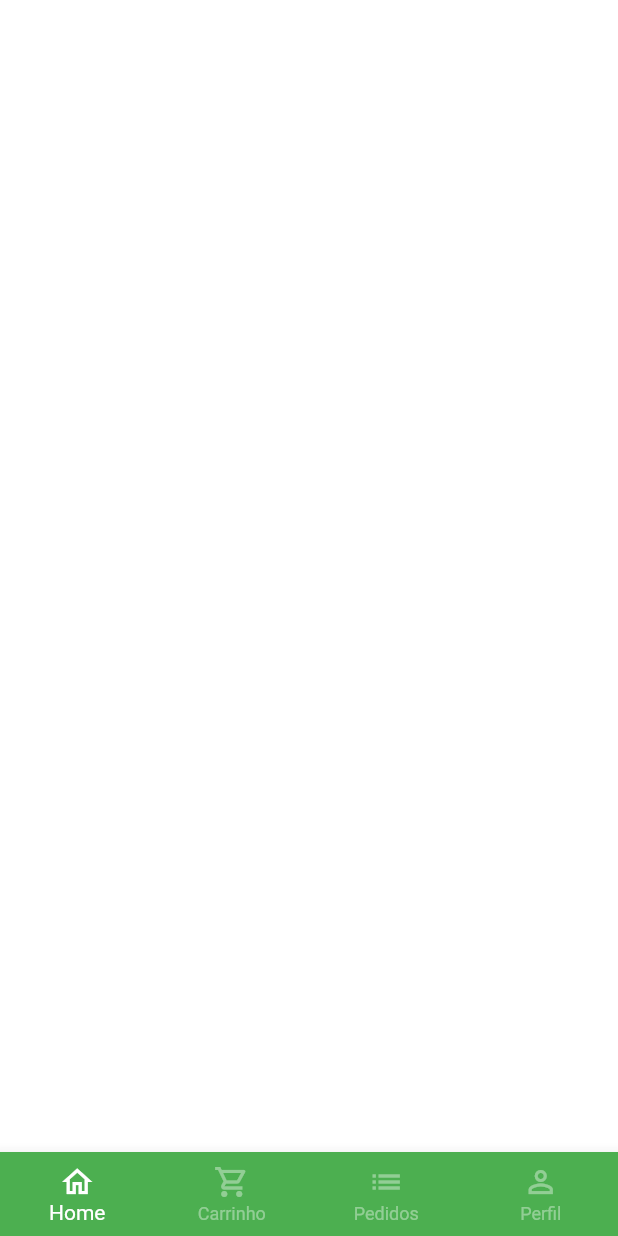
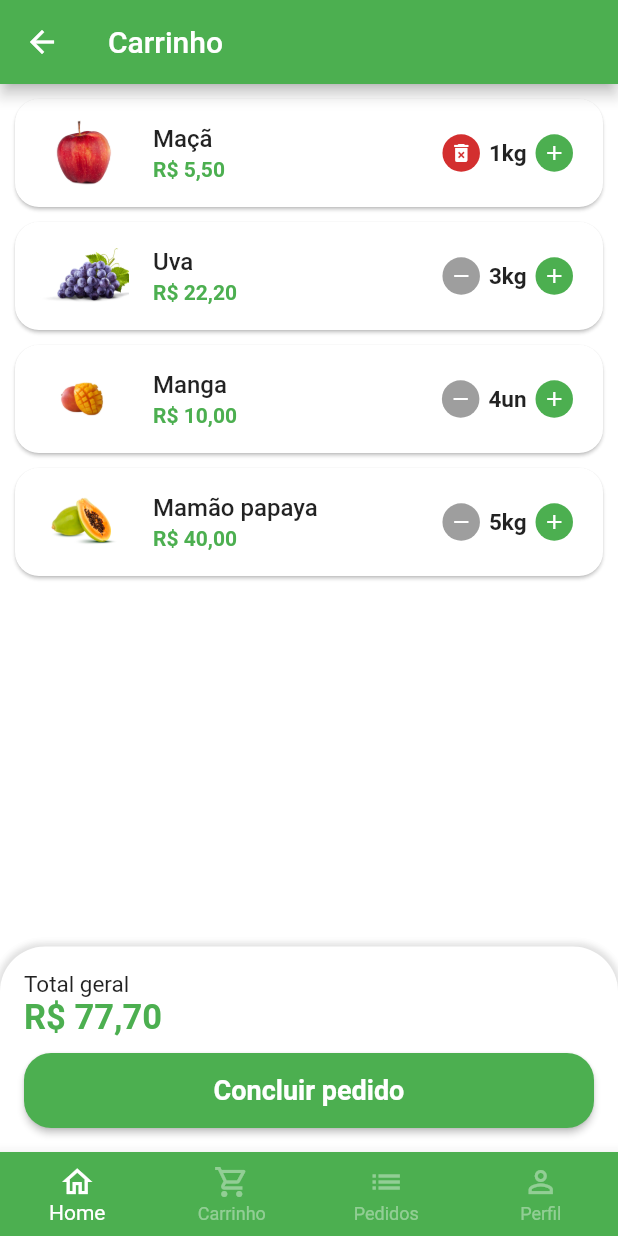
Before and after one commit to KaueSena01/GreenGrocer_Course, a Flutter app: the BaseScreen screen opened directly, swiped to page 2, on a phone screen of 412 x 824 dp. Run offline on Flutter 3.47's test engine with Material 2 defaults, Android fonts, the phone set to English and light mode, and no system bars; our stand-ins replace animated_text_kit, badges, mask_text_input_formatter.

Commit message:
feature: Criação da página do carrinho

```diff
--- a/lib/src/config/app_data.dart
+++ b/lib/src/config/app_data.dart
@@ -1,3 +1,4 @@
+import 'package:greengrocer_course/src/models/cart_item_model.dart';
 import 'package:greengrocer_course/src/models/item_model.dart';
 
 ItemModel apple = ItemModel(
@@ -63,6 +64,25 @@ List<ItemModel> items = [
   papaya
 ];
 
+List<CartItemModel> cartItem = [
+  CartItemModel(
+    item: apple,
+    quantity: 1
+  ),
+  CartItemModel(
+    item: grape,
+    quantity: 3
+  ),
+  CartItemModel(
+    item: mango,
+    quantity: 4
+  ),
+  CartItemModel(
+    item: papaya,
+    quantity: 5
+  ),
+];
+
 List<String> categories = [
   'Frutas',
   'Grãos',
--- /dev/null
+++ b/lib/src/models/cart_item_model.dart
@@ -0,0 +1,13 @@
+import 'package:greengrocer_course/src/models/item_model.dart';
+
+class CartItemModel {
+  ItemModel item;
+  int quantity;
+
+  CartItemModel({
+    required this.item,
+    required this.quantity
+  });
+
+  totalPrice() => item.price * quantity;
+}
--- a/lib/src/pages/base/base_screen.dart
+++ b/lib/src/pages/base/base_screen.dart
@@ -1,5 +1,6 @@
 import 'package:flutter/material.dart';
 import 'package:greengrocer_course/src/config/custom_colors.dart';
+import 'package:greengrocer_course/src/pages/cart/cart_tab.dart';
 
 import '../home/home_tab.dart';
 
@@ -22,8 +23,8 @@ class _BaseScreenState extends State<BaseScreen> {
           physics: const NeverScrollableScrollPhysics(),
           controller: pageController,
           children: [
-            HomeTab(),
-            Container(color: Colors.white),
+            const HomeTab(),
+            CartTab(),
             Container(color: Colors.blue),
             Container(color: Colors.purple),
           ],
--- /dev/null
+++ b/lib/src/pages/cart/cart_tab.dart
@@ -0,0 +1,132 @@
+import 'package:flutter/material.dart';
+import 'package:greengrocer_course/src/config/custom_colors.dart';
+import 'package:greengrocer_course/src/models/cart_item_model.dart';
+import 'package:greengrocer_course/src/pages/cart/components/cart_tile.dart';
+import 'package:greengrocer_course/src/services/utils_services.dart';
+import 'package:greengrocer_course/src/config/app_data.dart' as app_data;
+
+class CartTab extends StatefulWidget {
+  const CartTab({ Key? key }) : super(key: key);
+
+  @override
+  State<CartTab> createState() => _CartTabState();
+}
+
+class _CartTabState extends State<CartTab> {
+  final UtilServices utilServices = UtilServices();
+
+  void removeItemFromCart(CartItemModel cartItem) {
+    setState(() {
+      app_data.cartItem.remove(cartItem);
+    });
+  }
+
+  double cartTotalPrice() {
+    double total = 0;
+
+    for(var item in app_data.cartItem) {
+      total += item.totalPrice();
+    }
+
+    return total;
+  }
+
+  @override
+  Widget build(BuildContext context) {
+    return Scaffold(
+      appBar: AppBar(
+        title: const Text('Carrinho'),
+      ),
+      body: Column(
+        children: [
+          Expanded(
+            child: ListView.builder(
+              itemCount: app_data.cartItem.length,
+              itemBuilder: (_, index) {
+                return CartTile(
+                  cartItem: app_data.cartItem[index],
+                  remove: removeItemFromCart
+                );
+              }
+            )
+          ),
+          const SizedBox(height: 20),
+          Container(
+            padding: const EdgeInsets.all(16),
+            decoration: BoxDecoration(
+              color: Colors.white,
+              borderRadius: const BorderRadius.vertical(
+                top: Radius.circular(30)
+              ),
+              boxShadow: [
+                BoxShadow(
+                  color: Colors.grey.shade300,
+                  blurRadius: 3,
+                  spreadRadius: 2
+                )
+              ]
+            ),
+            child: Column(
+              crossAxisAlignment: CrossAxisAlignment.stretch,
+              children: [
+                const Text('Total geral', style: TextStyle(fontSize: 15)),
+                Text(utilServices.priceToCurrency(cartTotalPrice()), style: TextStyle(color: CustomColors.customPrimaryColor, fontSize: 23, fontWeight: FontWeight.bold)),
+                const SizedBox(height: 10),
+                SizedBox(
+                  height: 50,
+                  child: ElevatedButton(
+                    style: ElevatedButton.styleFrom(
+                      primary: CustomColors.customPrimaryColor,
+                      shape: RoundedRectangleBorder(
+                        borderRadius: BorderRadius.circular(18)
+                      )
+                    ),
+                    onPressed: () async {
+                      bool? result =  await showOrderConfirmation();
+                      print(result);
+                    },
+                    child: const Text('Concluir pedido', style: TextStyle(fontSize: 18, fontWeight: FontWeight.bold))
+                  ),
+                )
+              ],
+            ),
+         )
+        ],
+      ),
+    );
+  }
+
+  Future<bool?> showOrderConfirmation() {
+    return showDialog<bool>(
+      context: context,
+      builder: (context) {
+        return AlertDialog(
+          shape: RoundedRectangleBorder(
+            borderRadius: BorderRadius.circular(20)
+          ),
+          title: const Text('Confirmação'),
+          content: const Text('Deseja realmente concluir o pedido?'),
+          actions: [
+            TextButton(
+              onPressed: () {
+                Navigator.of(context).pop(false);
+              },
+              child: const Text('Não')
+            ),
+            ElevatedButton(
+              style: ElevatedButton.styleFrom(
+                shape: RoundedRectangleBorder(
+                  borderRadius: BorderRadius.circular(20)
+                ),
+              ),
+              onPressed: () {
+                Navigator.of(context).pop(true);
+              },
+              child: const Text('Sim')
+            )
+          ],
+        );
+      }
+    );
+  }
+}
--- /dev/null
+++ b/lib/src/pages/cart/components/cart_tile.dart
@@ -0,0 +1,53 @@
+import 'package:flutter/material.dart';
+import 'package:greengrocer_course/src/config/custom_colors.dart';
+import 'package:greengrocer_course/src/models/cart_item_model.dart';
+import 'package:greengrocer_course/src/pages/common_widgets/quantity_widget.dart';
+import 'package:greengrocer_course/src/services/utils_services.dart';
+
+class CartTile extends StatefulWidget {
+
+  final CartItemModel cartItem;
+  final Function(CartItemModel) remove;
+
+  CartTile({
+    Key? key,
+    required this.cartItem,
+    required this.remove
+  }) : super(key: key);
+
+  @override
+  State<CartTile> createState() => _CartTileState();
+}
+
+class _CartTileState extends State<CartTile> {
+  final UtilServices utilServices = UtilServices();
+
+  @override
+  Widget build(BuildContext context) {
+    return Card(
+      margin: const EdgeInsets.fromLTRB(10, 10, 10, 0),
+      shape: RoundedRectangleBorder(
+        borderRadius: BorderRadius.circular(16)
+      ),
+      child: ListTile(
+        leading: Image.asset(widget.cartItem.item.imgUrl, height: 60, width: 60),
+        title: Text(widget.cartItem.item.itemName, style: const TextStyle(fontWeight: FontWeight.w500)),
+        subtitle: Text(utilServices.priceToCurrency(widget.cartItem.totalPrice()), style: TextStyle(color: CustomColors.customPrimaryColor, fontWeight: FontWeight.bold)),
+        trailing: QuantityWidget(
+          value: widget.cartItem.quantity,
+          suffixText: widget.cartItem.item.unit,
+          isRemovable: true,
+          result: (int quantity) {
+            setState(() {
+              widget.cartItem.quantity = quantity;
+
+              if(quantity == 0) {
+                widget.remove(widget.cartItem);
+              }
+            });
+          }
+        ),
+      ),
+    );
+  }
+}
--- a/lib/src/pages/common_widgets/quantity_widget.dart
+++ b/lib/src/pages/common_widgets/quantity_widget.dart
@@ -6,12 +6,14 @@ class QuantityWidget extends StatelessWidget {
   final int value;
   final String suffixText;
   final Function(int quantity) result;
+  final bool isRemovable;
 
   const QuantityWidget({
     Key? key,
     required this.value,
     required this.suffixText,
-    required this.result
+    required this.result,
+    this.isRemovable = false
   }) : super(key: key);
 
   @override
@@ -22,13 +24,14 @@ class QuantityWidget extends StatelessWidget {
         borderRadius: BorderRadius.circular(50),
       ),
       child: Row(
+        mainAxisSize: MainAxisSize.min,
         children: [
           _QuantityButton(
-            color: Colors.grey,
-            icon: Icons.remove,
+            color: !isRemovable || value > 1 ? Colors.grey : CustomColors.customContrastColor,
+            icon: !isRemovable || value > 1 ? Icons.remove : Icons.delete_forever,
             onPressed: () {
 
-              if(value == 1) return;
+              if(value == 1 && !isRemovable) return;
 
               int resultCount = value - 1;
               result(resultCount);
```
